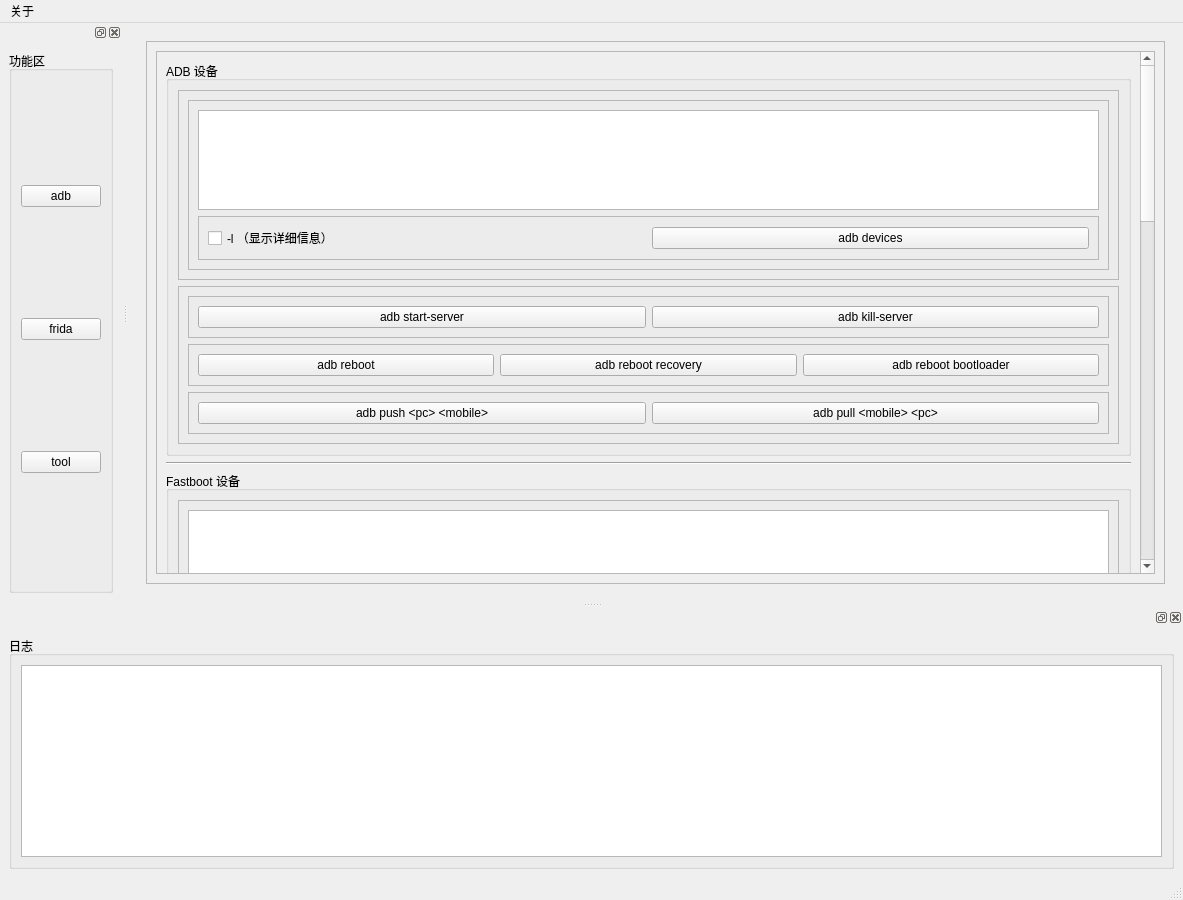
First picture: the form in AndroidAssistant/mainwindow.ui, repository mathewgeola/AndroidAssistant, before the edit.
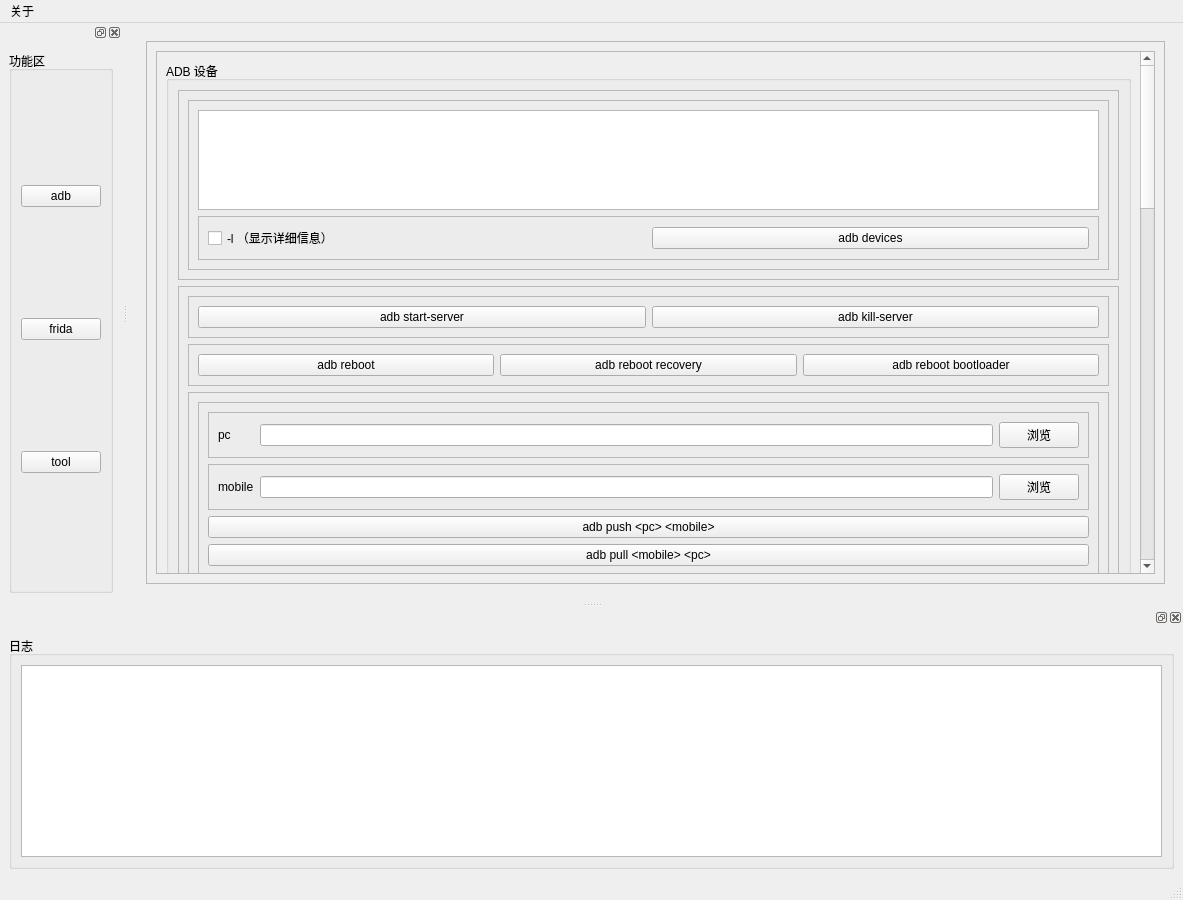
Second picture: the form after the edit.

```diff
--- a/AndroidAssistant/mainwindow.ui
+++ b/AndroidAssistant/mainwindow.ui
@@ -40,9 +40,9 @@
               <property name="geometry">
                <rect>
                 <x>0</x>
-                <y>0</y>
+                <y>-100</y>
                 <width>991</width>
-                <height>1623</height>
+                <height>1770</height>
                </rect>
               </property>
               <layout class="QVBoxLayout" name="verticalLayout_12">
@@ -188,8 +188,75 @@
                        <property name="frameShadow">
                         <enum>QFrame::Shadow::Raised</enum>
                        </property>
+                       <layout class="QVBoxLayout" name="verticalLayout_19">
+                        <item>
+                         <widget class="QFrame" name="frame_16">
+                          <property name="frameShape">
+                           <enum>QFrame::Shape::StyledPanel</enum>
+                          </property>
+                          <property name="frameShadow">
+                           <enum>QFrame::Shadow::Raised</enum>
+                          </property>
+                          <layout class="QVBoxLayout" name="verticalLayout_20">
+                           <item>
+                            <widget class="QFrame" name="frame_17">
+                             <property name="frameShape">
+                              <enum>QFrame::Shape::StyledPanel</enum>
+                             </property>
+                             <property name="frameShadow">
+                              <enum>QFrame::Shadow::Raised</enum>
+                             </property>
                        <layout class="QHBoxLayout" name="horizontalLayout_8">
                         <item>
+                               <widget class="QLabel" name="adb_pc_label">
+                                <property name="text">
+                                 <string>pc       </string>
+                                </property>
+                               </widget>
+                              </item>
+                              <item>
+                               <widget class="QLineEdit" name="adb_pc_lineEdit"/>
+                              </item>
+                              <item>
+                               <widget class="QPushButton" name="adb_pc_pushButton">
+                                <property name="text">
+                                 <string>浏览</string>
+                                </property>
+                               </widget>
+                              </item>
+                             </layout>
+                            </widget>
+                           </item>
+                           <item>
+                            <widget class="QFrame" name="frame_18">
+                             <property name="frameShape">
+                              <enum>QFrame::Shape::StyledPanel</enum>
+                             </property>
+                             <property name="frameShadow">
+                              <enum>QFrame::Shadow::Raised</enum>
+                             </property>
+                             <layout class="QHBoxLayout" name="horizontalLayout_12">
+                              <item>
+                               <widget class="QLabel" name="adb_mobile_label">
+                                <property name="text">
+                                 <string>mobile</string>
+                                </property>
+                               </widget>
+                              </item>
+                              <item>
+                               <widget class="QLineEdit" name="adb_mobile_lineEdit"/>
+                              </item>
+                              <item>
+                               <widget class="QPushButton" name="adb_mobile_pushButton">
+                                <property name="text">
+                                 <string>浏览</string>
+                                </property>
+                               </widget>
+                              </item>
+                             </layout>
+                            </widget>
+                           </item>
+                           <item>
                          <widget class="QPushButton" name="adb_push_pc_mobile_pushButton">
                           <property name="text">
                            <string>adb push &lt;pc&gt; &lt;mobile&gt;</string>
@@ -201,6 +268,9 @@
                           <property name="text">
                            <string>adb pull &lt;mobile&gt; &lt;pc&gt;</string>
                           </property>
+                            </widget>
+                           </item>
+                          </layout>
                          </widget>
                         </item>
                        </layout>
```
Lines whose indentation alone changed are shown as unchanged.
